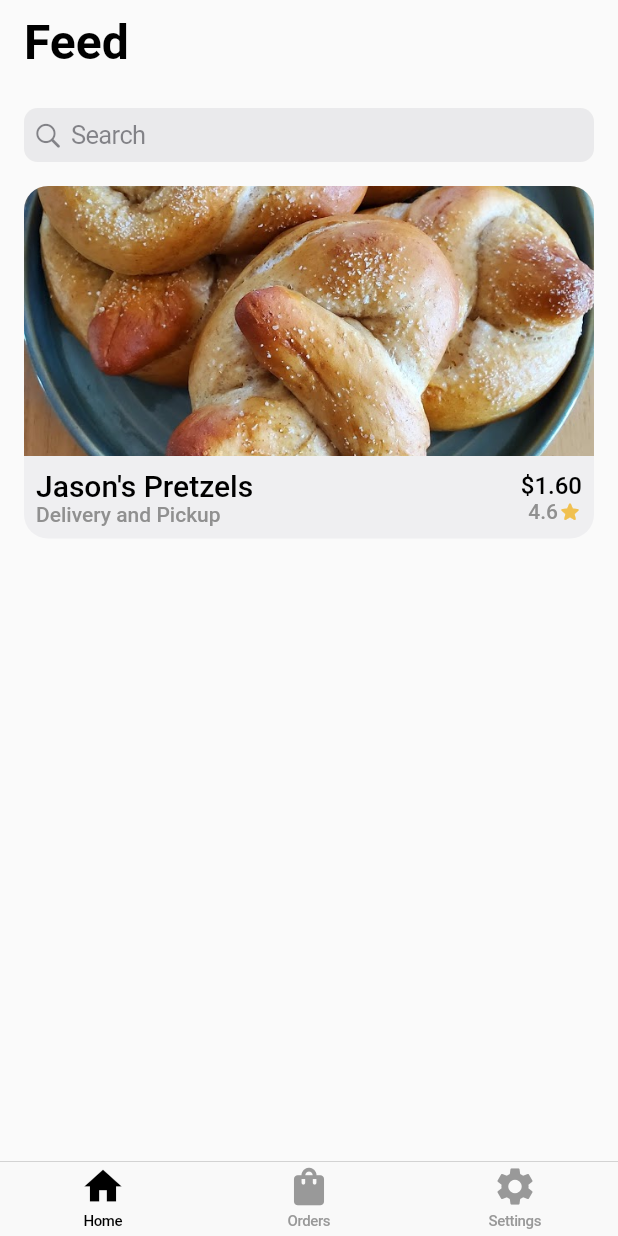
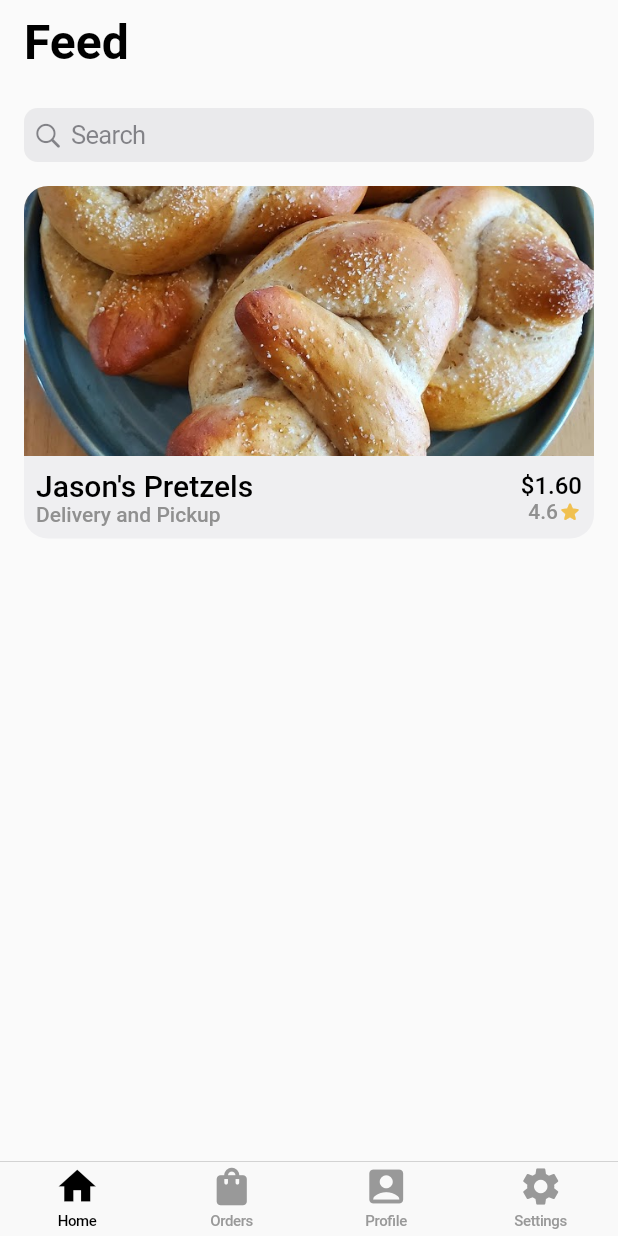
Before and after one commit to Cofu-HackSC/client, a Flutter app: the HomePage screen opened by its route, on a phone screen of 412 x 824 dp. Run offline on Flutter 3.47's test engine with Material 2 defaults, Android fonts, the phone set to English and light mode, and no system bars; our stand-ins replace image_picker, location, sliding_up_panel.

Commit message:
moved everything around

```diff
--- a/lib/pages/home.dart
+++ b/lib/pages/home.dart
@@ -1,5 +1,6 @@
 import 'package:app/models/session.dart';
 import 'package:app/global/app_theme.dart';
+import 'package:app/pages/cook_profile.dart';
 import 'package:app/pages/post_food.dart';
 import 'package:flutter/cupertino.dart';
 import 'package:app/pages/settings.dart';
@@ -35,6 +36,10 @@ class _HomePageState extends State<HomePage> {
               label: 'Orders',
             ),
             BottomNavigationBarItem(
+              icon: Icon(Icons.account_box),
+              label: 'Profile',
+            ),
+            BottomNavigationBarItem(
               icon: Icon(Icons.settings),
               label: 'Settings',
             ),
@@ -45,8 +50,9 @@ class _HomePageState extends State<HomePage> {
             case 0:
               return FeedPage();
             case 1:
-              return PostFoodPage();
-            // return OrdersPage();
+              return OrdersPage();
+            case 2:
+              return CookProfilePage(me);
             default:
               return SettingsPage();
           }
--- a/lib/pages/post_food.dart
+++ b/lib/pages/post_food.dart
@@ -13,12 +13,12 @@ import 'cook_profile.dart';
 CookProfile me = new CookProfile(
   id: 'ejf;eji;ef ',
   name: 'Jason Telanoff',
-  // bio: 'This is my bio',
-  // photoURL: 'url',
-  // address: '',
-  // location: '',
-  // emailContact: true,
-  // contact: '',
+  bio: 'This is my bio',
+  photoURL: 'url',
+  address: '1834 12th Street, Santa Monica, CA',
+  location: '',
+  emailContact: true,
+  contact: 'jason.telanoff@gmail.com',
 );
 
 class PostFoodPage extends StatefulWidget {
```
Also changed, not shown: lib/pages/cook_profile.dart (+13 -0 lines).
